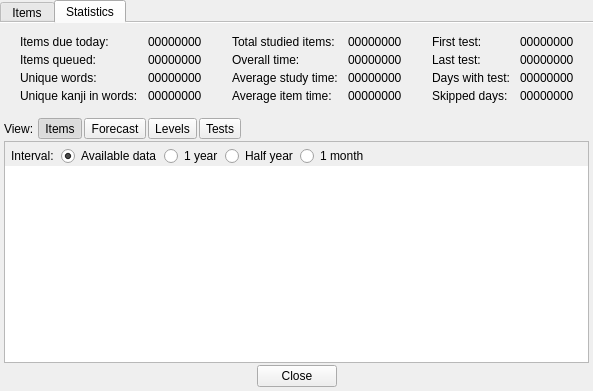
First picture: the form in wordstudylistform.ui, repository z1dev/zkanji, before the edit.
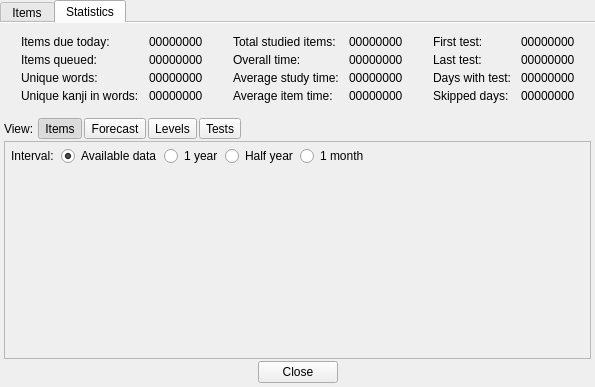
Second picture: the form after the edit. Icons and pictures are not drawn. Custom widgets are drawn as their Qt base class.

Commit message: * Removed QChartView and QChart dependencies from project, and replaced them with self made chart widget.

```diff
--- a/wordstudylistform.ui
+++ b/wordstudylistform.ui
@@ -6,8 +6,8 @@
    <rect>
     <x>0</x>
     <y>0</y>
-    <width>593</width>
-    <height>391</height>
+    <width>595</width>
+    <height>387</height>
    </rect>
   </property>
   <property name="windowTitle">
@@ -781,28 +781,6 @@
          </layout>
         </item>
         <item>
-         <widget class="QStackedWidget" name="statStack">
-          <property name="currentIndex">
-           <number>0</number>
-          </property>
-          <widget class="QWidget" name="page">
-           <layout class="QVBoxLayout" name="verticalLayout_4">
-            <property name="spacing">
-             <number>2</number>
-            </property>
-            <property name="leftMargin">
-             <number>0</number>
-            </property>
-            <property name="topMargin">
-             <number>0</number>
-            </property>
-            <property name="rightMargin">
-             <number>0</number>
-            </property>
-            <property name="bottomMargin">
-             <number>0</number>
-            </property>
-            <item>
              <widget class="QFrame" name="statFrame">
               <property name="frameShape">
                <enum>QFrame::StyledPanel</enum>
@@ -926,7 +904,13 @@
                 </widget>
                </item>
                <item>
-                <widget class="QChartView" name="statChart">
+            <widget class="ZStatView" name="statView">
+             <property name="sizePolicy">
+              <sizepolicy hsizetype="Preferred" vsizetype="Expanding">
+               <horstretch>0</horstretch>
+               <verstretch>0</verstretch>
+              </sizepolicy>
+             </property>
                  <property name="frameShape">
                   <enum>QFrame::NoFrame</enum>
                  </property>
@@ -937,29 +921,6 @@
             </item>
            </layout>
           </widget>
-          <widget class="QWidget" name="page_2">
-           <layout class="QVBoxLayout" name="verticalLayout_5">
-            <property name="leftMargin">
-             <number>0</number>
-            </property>
-            <property name="topMargin">
-             <number>0</number>
-            </property>
-            <property name="rightMargin">
-             <number>0</number>
-            </property>
-            <property name="bottomMargin">
-             <number>0</number>
-            </property>
-            <item>
-             <widget class="ZStatView" name="statView"/>
-            </item>
-           </layout>
-          </widget>
-         </widget>
-        </item>
-       </layout>
-      </widget>
      </widget>
     </item>
     <item>
@@ -982,11 +943,6 @@
    <header>dialogwindow.h</header>
    <container>1</container>
   </customwidget>
-  <customwidget>
-   <class>QChartView</class>
-   <extends>QGraphicsView</extends>
-   <header location="global">QtCharts/QChartView</header>
-  </customwidget>
   <customwidget>
    <class>DictionaryWidget</class>
    <extends>QWidget</extends>
```
Lines whose indentation alone changed are shown as unchanged. The commit also changes 8 other files.
